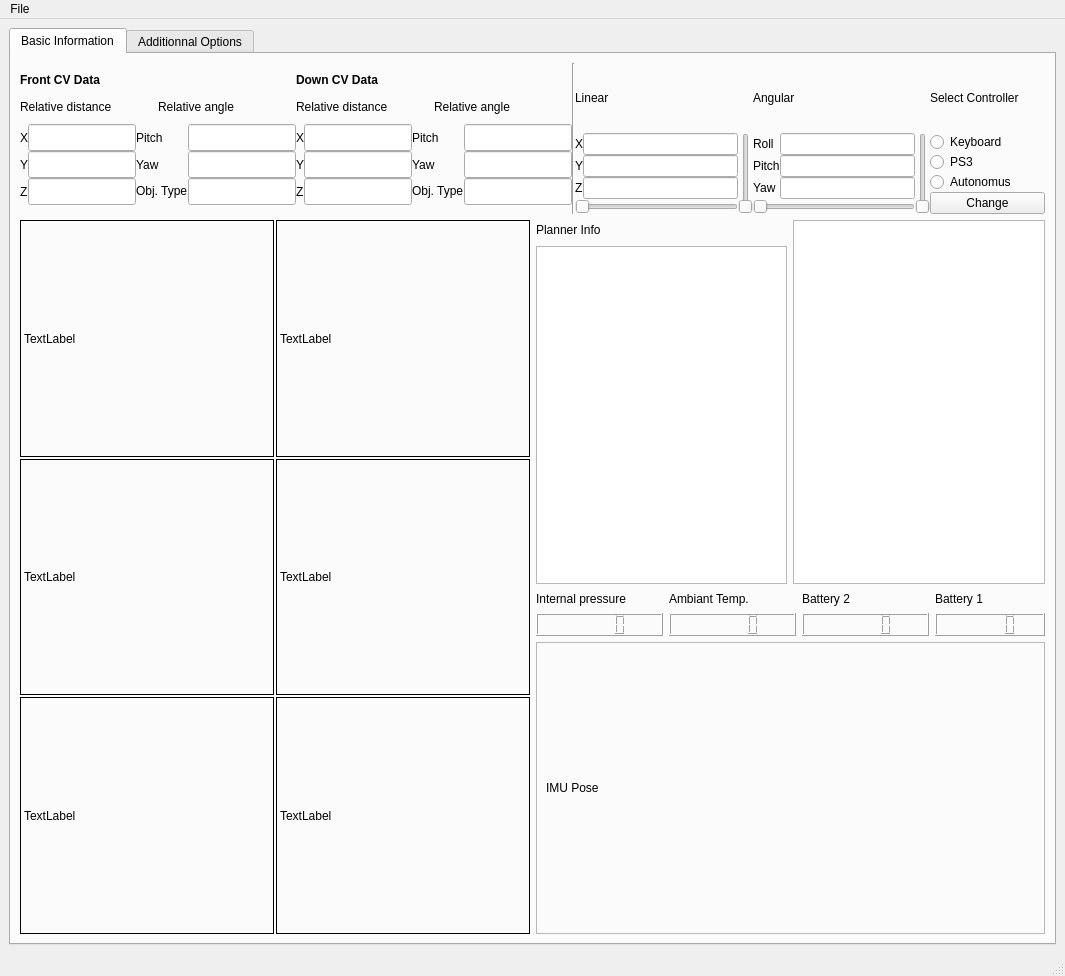
Old version of the form catkin_ws/src/front_end/scripts/resource/no_imu_gr_resizable_TAB.ui in the repository mcgill-robotics-archive/auv-2014.
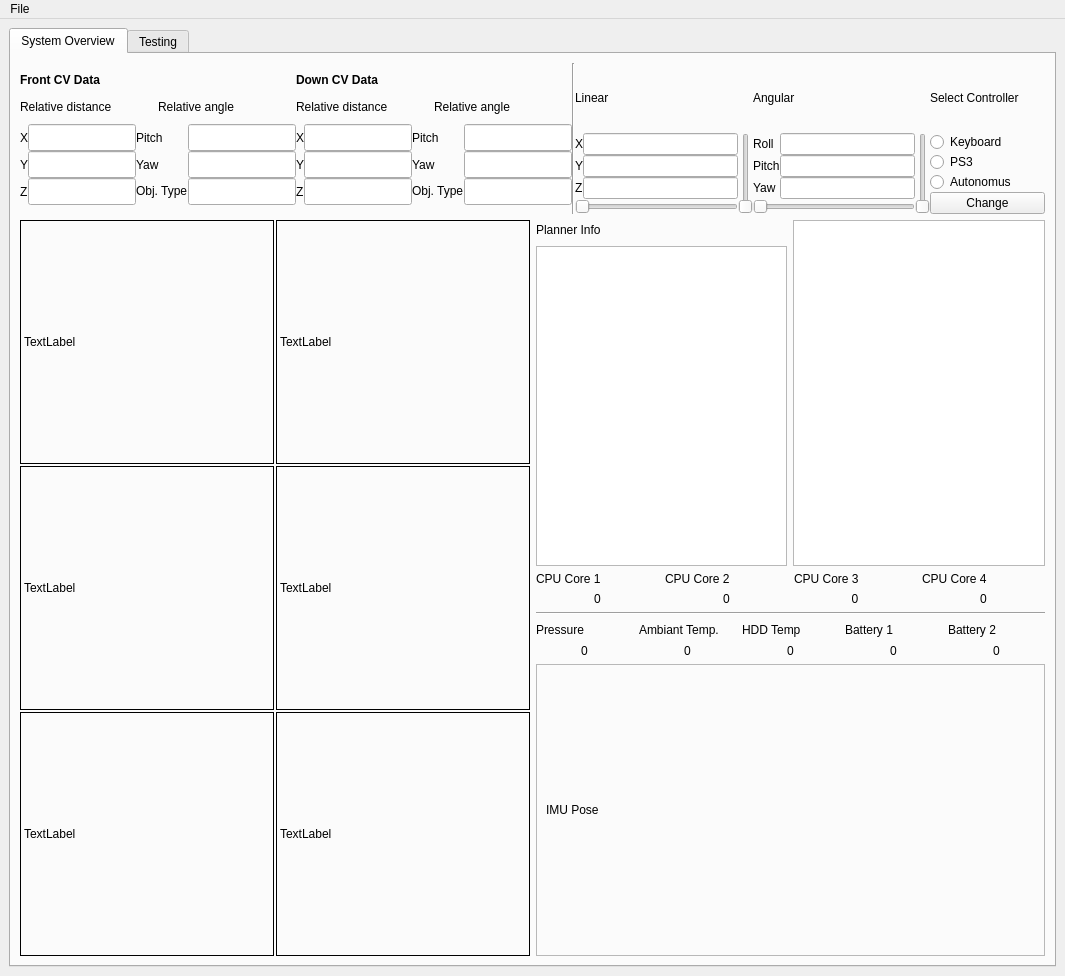
New version of the form. Icons and pictures are not drawn. Custom widgets are drawn as their Qt base class.

Commit message: labels changing color!!\ imu vals on 2nd tab etc...

```diff
--- a/catkin_ws/src/front_end/scripts/resource/no_imu_gr_resizable_TAB.ui
+++ b/catkin_ws/src/front_end/scripts/resource/no_imu_gr_resizable_TAB.ui
@@ -26,7 +26,7 @@
       </property>
       <widget class="QWidget" name="tab">
        <attribute name="title">
-        <string>Basic Information</string>
+        <string>System Overview</string>
        </attribute>
        <layout class="QGridLayout" name="gridLayout_7">
         <item row="0" column="0">
@@ -852,6 +852,9 @@
                       <height>12312312</height>
                      </size>
                     </property>
+                    <property name="readOnly">
+                     <bool>true</bool>
+                    </property>
                    </widget>
                   </item>
                  </layout>
@@ -877,16 +880,89 @@
                 </item>
                </layout>
               </item>
+              <item>
+               <layout class="QGridLayout" name="gridLayout_14">
+                <item row="1" column="0">
+                 <widget class="QLabel" name="temp_core1">
+                  <property name="text">
+                   <string>0</string>
+                  </property>
+                  <property name="alignment">
+                   <set>Qt::AlignCenter</set>
+                  </property>
+                 </widget>
+                </item>
+                <item row="1" column="2">
+                 <widget class="QLabel" name="temp_core3">
+                  <property name="text">
+                   <string>0</string>
+                  </property>
+                  <property name="alignment">
+                   <set>Qt::AlignCenter</set>
+                  </property>
+                 </widget>
+                </item>
+                <item row="1" column="3">
+                 <widget class="QLabel" name="temp_core4">
+                  <property name="text">
+                   <string>0</string>
+                  </property>
+                  <property name="alignment">
+                   <set>Qt::AlignCenter</set>
+                  </property>
+                 </widget>
+                </item>
+                <item row="0" column="0">
+                 <widget class="QLabel" name="label_56">
+                  <property name="text">
+                   <string>CPU Core 1</string>
+                  </property>
+                 </widget>
+                </item>
+                <item row="0" column="3">
+                 <widget class="QLabel" name="label_58">
+                  <property name="text">
+                   <string>CPU Core 4</string>
+                  </property>
+                 </widget>
+                </item>
+                <item row="0" column="2">
+                 <widget class="QLabel" name="label_60">
+                  <property name="text">
+                   <string>CPU Core 3</string>
+                  </property>
+                 </widget>
+                </item>
+                <item row="0" column="1">
+                 <widget class="QLabel" name="label_62">
+                  <property name="text">
+                   <string>CPU Core 2</string>
+                  </property>
+                 </widget>
+                </item>
+                <item row="1" column="1">
+                 <widget class="QLabel" name="temp_core2">
+                  <property name="text">
+                   <string>0</string>
+                  </property>
+                  <property name="alignment">
+                   <set>Qt::AlignCenter</set>
+                  </property>
+                 </widget>
+                </item>
+               </layout>
+              </item>
+              <item>
+               <widget class="Line" name="line_5">
+                <property name="orientation">
+                 <enum>Qt::Horizontal</enum>
+                </property>
+               </widget>
+              </item>
               <item>
                <layout class="QVBoxLayout" name="verticalLayout_5">
                 <item>
-                 <layout class="QGridLayout" name="gridLayout_6" columnstretch="0,0,0,0" columnminimumwidth="100,100,100,100">
-                  <item row="1" column="3">
-                   <widget class="QLCDNumber" name="bat_lcd1"/>
-                  </item>
-                  <item row="1" column="1">
-                   <widget class="QLCDNumber" name="temp_ind"/>
-                  </item>
+                 <layout class="QGridLayout" name="gridLayout_6" columnstretch="0,0,0,0,0">
                   <item row="0" column="1">
                    <widget class="QLabel" name="label_31">
                     <property name="text">
@@ -894,7 +970,7 @@
                     </property>
                    </widget>
                   </item>
-                  <item row="0" column="3">
+                  <item row="0" column="4">
                    <widget class="QLabel" name="bat_lbl">
                     <property name="minimumSize">
                      <size>
@@ -909,7 +985,7 @@
                      </size>
                     </property>
                     <property name="text">
-                     <string>Battery 1</string>
+                     <string>Battery 2</string>
                     </property>
                    </widget>
                   </item>
@@ -922,22 +998,73 @@
                      </size>
                     </property>
                     <property name="text">
-                     <string>Internal pressure</string>
+                     <string>Pressure</string>
                     </property>
                    </widget>
                   </item>
-                  <item row="1" column="2">
-                   <widget class="QLCDNumber" name="bat_lcd2"/>
-                  </item>
-                  <item row="0" column="2">
+                  <item row="0" column="3">
                    <widget class="QLabel" name="label_32">
                     <property name="text">
-                     <string>Battery 2</string>
+                     <string>Battery 1</string>
                     </property>
                    </widget>
                   </item>
                   <item row="1" column="0">
-                   <widget class="QLCDNumber" name="pressure_lcd"/>
+                   <widget class="QLabel" name="pressure_lbl">
+                    <property name="text">
+                     <string>0</string>
+                    </property>
+                    <property name="alignment">
+                     <set>Qt::AlignCenter</set>
+                    </property>
+                   </widget>
+                  </item>
+                  <item row="1" column="1">
+                   <widget class="QLabel" name="ambiant_temp_lbl">
+                    <property name="text">
+                     <string>0</string>
+                    </property>
+                    <property name="alignment">
+                     <set>Qt::AlignCenter</set>
+                    </property>
+                   </widget>
+                  </item>
+                  <item row="1" column="3">
+                   <widget class="QLabel" name="bat1_lbl">
+                    <property name="text">
+                     <string>0</string>
+                    </property>
+                    <property name="alignment">
+                     <set>Qt::AlignCenter</set>
+                    </property>
+                   </widget>
+                  </item>
+                  <item row="1" column="4">
+                   <widget class="QLabel" name="bat2_lbl">
+                    <property name="text">
+                     <string>0</string>
+                    </property>
+                    <property name="alignment">
+                     <set>Qt::AlignCenter</set>
+                    </property>
+                   </widget>
+                  </item>
+                  <item row="0" column="2">
+                   <widget class="QLabel" name="label_55">
+                    <property name="text">
+                     <string>HDD Temp</string>
+                    </property>
+                   </widget>
+                  </item>
+                  <item row="1" column="2">
+                   <widget class="QLabel" name="hdd_temp_lbl">
+                    <property name="text">
+                     <string>0</string>
+                    </property>
+                    <property name="alignment">
+                     <set>Qt::AlignCenter</set>
+                    </property>
+                   </widget>
                   </item>
                  </layout>
                 </item>
@@ -991,7 +1118,7 @@
       </widget>
       <widget class="QWidget" name="tab_2">
        <attribute name="title">
-        <string>Additionnal Options</string>
+        <string>Testing</string>
        </attribute>
        <layout class="QVBoxLayout" name="verticalLayout_15" stretch="1,0,4">
         <item>
@@ -1596,7 +1723,6 @@
    </widget>
    <addaction name="menuFile"/>
   </widget>
-  <widget class="QStatusBar" name="statusbar"/>
   <action name="actionQuit">
    <property name="text">
     <string>Quit</string>
```
Left out of the diff: 262 changed lines with no effect on the pictures. The commit also changes 5 other files.
